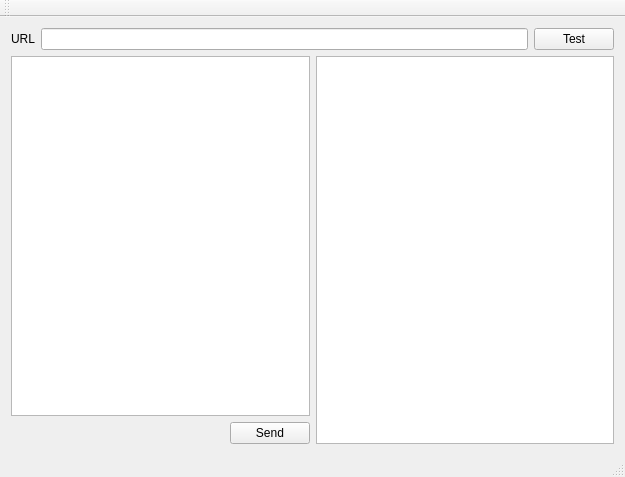
Old version of the form mainwindow.ui in the repository darkSasori/qelastic.
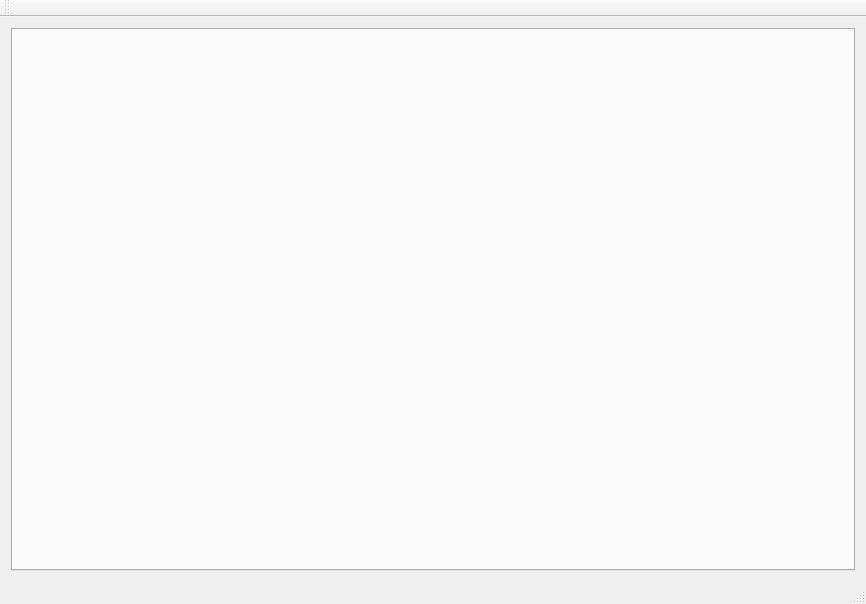
New version of the form.

Commit message: Class to tab

```diff
--- a/mainwindow.ui
+++ b/mainwindow.ui
@@ -6,92 +6,21 @@
    <rect>
     <x>0</x>
     <y>0</y>
-    <width>625</width>
-    <height>477</height>
+    <width>866</width>
+    <height>604</height>
    </rect>
   </property>
   <property name="windowTitle">
    <string>MainWindow</string>
   </property>
   <widget class="QWidget" name="centralWidget">
-   <layout class="QVBoxLayout" name="verticalLayout_2">
+   <layout class="QVBoxLayout" name="verticalLayout">
     <item>
-     <layout class="QHBoxLayout" name="horizontalLayout">
-      <item>
-       <widget class="QLabel" name="lblURL">
-        <property name="text">
-         <string>URL</string>
-        </property>
-       </widget>
-      </item>
-      <item>
-       <widget class="QLineEdit" name="lineURL"/>
-      </item>
-      <item>
-       <widget class="QPushButton" name="pushURL">
-        <property name="text">
-         <string>Test</string>
-        </property>
-       </widget>
-      </item>
-     </layout>
-    </item>
-    <item>
-     <layout class="QHBoxLayout" name="horizontalLayout_3">
-      <item>
-       <layout class="QVBoxLayout" name="verticalLayout">
-        <item>
-         <widget class="QPlainTextEdit" name="plainTextEdit"/>
-        </item>
-        <item>
-         <layout class="QHBoxLayout" name="horizontalLayout_2">
-          <item>
-           <spacer name="horizontalSpacer">
-            <property name="orientation">
-             <enum>Qt::Horizontal</enum>
-            </property>
-            <property name="sizeHint" stdset="0">
-             <size>
-              <width>40</width>
-              <height>20</height>
-             </size>
-            </property>
-           </spacer>
-          </item>
-          <item>
-           <widget class="QPushButton" name="pushSend">
-            <property name="text">
-             <string>Send</string>
-            </property>
-           </widget>
-          </item>
-         </layout>
-        </item>
-       </layout>
-      </item>
-      <item>
-       <widget class="QTreeView" name="treeResult"/>
-      </item>
-     </layout>
+     <widget class="QTabWidget" name="tabWidget"/>
     </item>
    </layout>
   </widget>
-  <widget class="QToolBar" name="mainToolBar">
-   <property name="enabled">
-    <bool>false</bool>
-   </property>
-   <attribute name="toolBarArea">
-    <enum>TopToolBarArea</enum>
-   </attribute>
-   <attribute name="toolBarBreak">
-    <bool>false</bool>
-   </attribute>
-  </widget>
-  <widget class="QStatusBar" name="statusBar">
-   <property name="enabled">
-    <bool>false</bool>
-   </property>
-  </widget>
+  <widget class="QStatusBar" name="statusBar"/>
   <widget class="QMenuBar" name="menuBar">
    <property name="enabled">
     <bool>false</bool>
@@ -105,6 +34,17 @@
     </rect>
    </property>
   </widget>
+  <widget class="QToolBar" name="toolBar">
+   <property name="windowTitle">
+    <string>toolBar</string>
+   </property>
+   <attribute name="toolBarArea">
+    <enum>TopToolBarArea</enum>
+   </attribute>
+   <attribute name="toolBarBreak">
+    <bool>false</bool>
+   </attribute>
+  </widget>
  </widget>
  <layoutdefault spacing="6" margin="11"/>
  <resources/>
```
Left out of the diff: 7 changed lines with no effect on the pictures. The commit also changes 10 other files.
